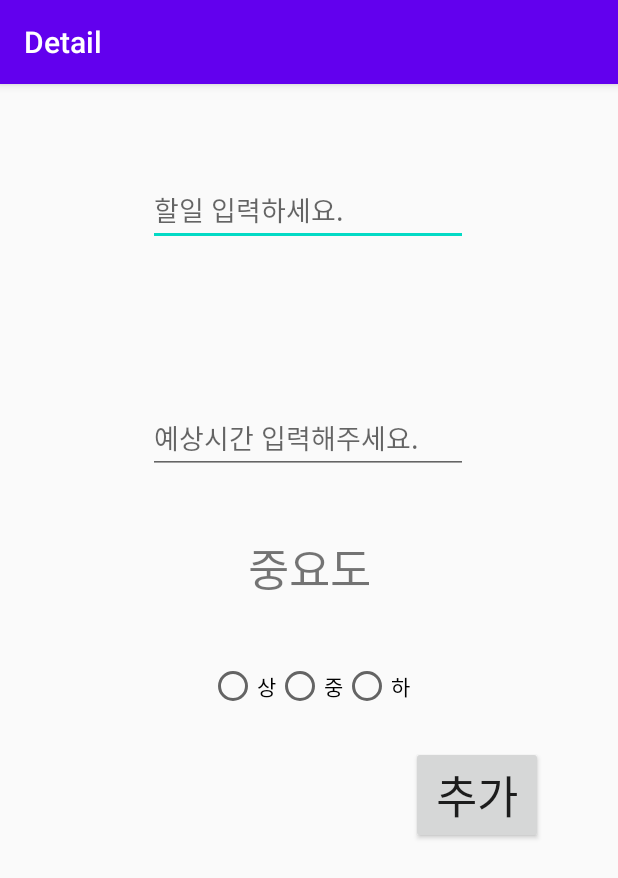
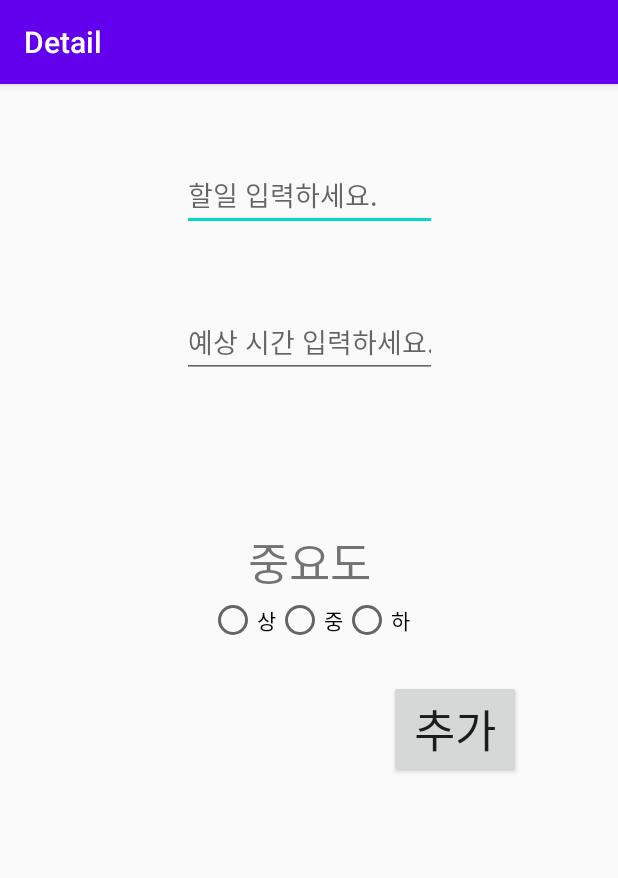
Before and after one commit to YeomJaeSeon/MobileProgramming_Final, an Android app: the PlannerDetailActivity screen opened directly, with no data from a screen before it, on a phone screen of 412 x 824 dp. Shown: the top 878 px of the screen. Run offline under Robolectric (Android 15) with nearby library versions, the phone set to English and light mode, and no system bars; our stand-ins replace Firebase (no records; nobody signed in at launch, a user with empty details on screens opened directly); 3 statements that could not run were skipped.

Commit message:
수호랑 재선 머지함

```diff
--- a/app/src/main/java/com/example/afinal/MainActivity.java
+++ b/app/src/main/java/com/example/afinal/MainActivity.java
@@ -51,26 +51,25 @@ public class MainActivity extends AppCompatActivity {
     @Override
     protected void onCreate(Bundle savedInstanceState) {
 
-        //DatabaseReference 객체의 ValueEventListener는 데이터의 초기 상태를 확인할 때나 데이터가 변경될 때마다 호출됩니다.
-        //작업이 완료되면 onDataChange() 메서드를
-        //작업 중 에러가 발생하면 onCancelled() 메서드를 호출합니다.
-//        mDatabase=FirebaseDatabase.getInstance().getReference();
-//        mDatabase.addValueEventListener(new ValueEventListener() {
-//            @Override
-//            public void onDataChange(DataSnapshot dataSnapshot) {
-//                // This method is called once with the initial value and again
-//                // whenever data at this location is updated.
-//                String value = dataSnapshot.getValue().toString();
-//                Log.d("Database", "Value is: " + value);
-//            }
-//
-//            @Override
-//            public void onCancelled(DatabaseError error) {
-//                // Failed to read value
-//                Log.w("Database", "Failed to read value.", error.toException());
-//            }
-//        });
-
+        mDatabase= FirebaseDatabase.getInstance().getReference();
+        mDatabase.addValueEventListener(new ValueEventListener() {
+            @Override
+            public void onDataChange(DataSnapshot dataSnapshot) {
+                // This method is called once with the initial value and again
+                // whenever data at this location is updated.
+                if (dataSnapshot.getValue() != null) {
+                    String value = dataSnapshot.getValue().toString();
+                    Log.d("Database", "Value is: " + value);
+                }else{
+                    Log.w("Database","Value 없음");
+                }
+            }
+            @Override
+            public void onCancelled(DatabaseError error) {
+                // Failed to read value
+                Log.w("Database", "Failed to read value.", error.toException());
+            }
+        });
         super.onCreate(savedInstanceState);
         setContentView(R.layout.activity_main);
         quote = findViewById(R.id.quotes);
--- a/app/src/main/java/com/example/afinal/PlannerDetailActivity.java
+++ b/app/src/main/java/com/example/afinal/PlannerDetailActivity.java
@@ -51,7 +51,7 @@ public class PlannerDetailActivity extends AppCompatActivity {
         day = Integer.parseInt(div[2]);
 
         inputTodo = findViewById(R.id.editTextTextPersonName);
-        inputTimes = findViewById(R.id.editTextNumber);
+        inputTimes = findViewById(R.id.editTextEstimatedTime);
     }
     RadioButton.OnClickListener radioButtonClickListener = new RadioButton.OnClickListener(){
         @Override public void onClick(View view) {
--- a/app/src/main/res/layout/activity_detail.xml
+++ b/app/src/main/res/layout/activity_detail.xml
@@ -1,45 +1,76 @@
 <?xml version="1.0" encoding="utf-8"?>
-<androidx.constraintlayout.widget.ConstraintLayout
-    xmlns:android="http://schemas.android.com/apk/res/android"
+<androidx.constraintlayout.widget.ConstraintLayout xmlns:android="http://schemas.android.com/apk/res/android"
     xmlns:app="http://schemas.android.com/apk/res-auto"
     xmlns:tools="http://schemas.android.com/tools"
     android:layout_width="match_parent"
     android:layout_height="match_parent">
 
+    <LinearLayout
+        android:layout_marginTop="@dimen/viewMarginLarge"
+        android:id="@+id/linearToDoName"
+        android:layout_width="wrap_content"
+        android:layout_height="wrap_content"
+        android:orientation="horizontal"
+        app:layout_constraintHorizontal_bias="0.5"
+        app:layout_constraintStart_toStartOf="parent"
+        app:layout_constraintEnd_toEndOf="parent"
+        app:layout_constraintTop_toTopOf="parent">
+
+
+        <EditText
+            android:id="@+id/editTextTextPersonName"
+            android:layout_width="@dimen/textview_width"
+            android:layout_height="wrap_content"
+            android:hint="할일 입력하세요."
+            android:inputType="text"
+            />
+    </LinearLayout>
+
+    <LinearLayout
+        android:layout_marginTop="@dimen/viewMarginLarge"
+        android:id="@+id/linearEstimatedTime"
+        android:layout_width="wrap_content"
+        android:layout_height="wrap_content"
+        android:orientation="horizontal"
+        app:layout_constraintHorizontal_bias="0.5"
+        app:layout_constraintTop_toBottomOf="@+id/linearToDoName"
+        app:layout_constraintStart_toStartOf="parent"
+        app:layout_constraintEnd_toEndOf="parent">
+
+        <EditText
+            android:id="@+id/editTextEstimatedTime"
+            android:layout_width="@dimen/textview_width"
+            android:layout_height="wrap_content"
+            android:hint="예상 시간 입력하세요."
+            android:inputType="number"
+            />
+    </LinearLayout>
+
+    <LinearLayout
+        android:layout_marginTop="@dimen/viewMarginLarge"
+        android:id="@+id/linearImportance"
+        android:layout_width="wrap_content"
+        android:layout_height="wrap_content"
+        android:orientation="vertical"
+        app:layout_constraintEnd_toEndOf="parent"
+        app:layout_constraintHorizontal_bias="0.5"
+        app:layout_constraintStart_toStartOf="parent"
+        app:layout_constraintTop_toBottomOf="@+id/linearEstimatedTime">
+
         <TextView
             android:id="@+id/textView5"
             android:layout_width="wrap_content"
             android:layout_height="wrap_content"
-        android:layout_marginTop="40dp"
+            android:layout_marginTop="@dimen/viewMarginLarge"
             android:text="중요도"
-        android:textSize="30sp"
-        app:layout_constraintEnd_toEndOf="parent"
-        app:layout_constraintStart_toStartOf="parent"
-        app:layout_constraintTop_toBottomOf="@+id/editTextNumber" />
-
-    <Button
-        android:id="@+id/add"
-        android:layout_width="wrap_content"
-        android:layout_height="wrap_content"
-        android:layout_marginTop="24dp"
-        android:onClick="click"
-        android:text="추가"
-        android:textSize="30sp"
-        app:layout_constraintEnd_toEndOf="parent"
-        app:layout_constraintHorizontal_bias="0.845"
-        app:layout_constraintStart_toStartOf="parent"
-        app:layout_constraintTop_toBottomOf="@+id/radioGroup" />
+            android:layout_gravity="center_horizontal"
+            android:textSize="30sp"/>
 
         <RadioGroup
             android:id="@+id/radioGroup"
             android:layout_width="wrap_content"
             android:layout_height="wrap_content"
-        android:orientation="horizontal"
-        app:layout_constraintBottom_toBottomOf="parent"
-        app:layout_constraintEnd_toEndOf="parent"
-        app:layout_constraintStart_toStartOf="parent"
-        app:layout_constraintTop_toBottomOf="@+id/textView5"
-        app:layout_constraintVertical_bias="0.102">
+            android:orientation="horizontal">
 
             <RadioButton
                 android:id="@+id/radioButton"
@@ -60,31 +91,20 @@
                 android:layout_weight="1"
                 android:text="하" />
         </RadioGroup>
+    </LinearLayout>
 
-    <EditText
-        android:id="@+id/editTextTextPersonName"
+    <Button
+        android:id="@+id/add"
         android:layout_width="wrap_content"
         android:layout_height="wrap_content"
-        android:layout_marginTop="60dp"
-        android:ems="10"
-        android:hint="할일 입력하세요."
-        android:inputType="textPersonName"
+        android:layout_marginTop="24dp"
+        android:onClick="click"
+        android:text="추가"
+        android:textSize="30sp"
         app:layout_constraintEnd_toEndOf="parent"
-        app:layout_constraintHorizontal_bias="0.497"
+        app:layout_constraintHorizontal_bias="0.8"
         app:layout_constraintStart_toStartOf="parent"
-        app:layout_constraintTop_toTopOf="parent" />
+        app:layout_constraintTop_toBottomOf="@+id/linearImportance" />
 
-    <EditText
-        android:id="@+id/editTextNumber"
-        android:layout_width="wrap_content"
-        android:layout_height="wrap_content"
-        android:layout_marginTop="104dp"
-        android:ems="10"
-        android:hint="예상시간 입력해주세요."
-        android:inputType="number"
-        app:layout_constraintEnd_toEndOf="parent"
-        app:layout_constraintHorizontal_bias="0.497"
-        app:layout_constraintStart_toStartOf="parent"
-        app:layout_constraintTop_toBottomOf="@+id/editTextTextPersonName" />
 
 </androidx.constraintlayout.widget.ConstraintLayout>
--- a/app/src/main/res/values/dimens.xml
+++ b/app/src/main/res/values/dimens.xml
@@ -1,8 +1,9 @@
 <?xml version="1.0" encoding="utf-8"?>
 <resources>
     <dimen name="textview_height">25dp</dimen>
-    <dimen name="textview_width">150dp</dimen>
+    <dimen name="textview_width">170dp</dimen>
     <dimen name="ball_radius">30dp</dimen>
     <dimen name="default_font_size">20sp</dimen>
     <dimen name="large_font_size">50sp</dimen>
+    <dimen name="viewMarginLarge">50dp</dimen>
 </resources>
```
Lines whose indentation alone changed are shown as unchanged.
